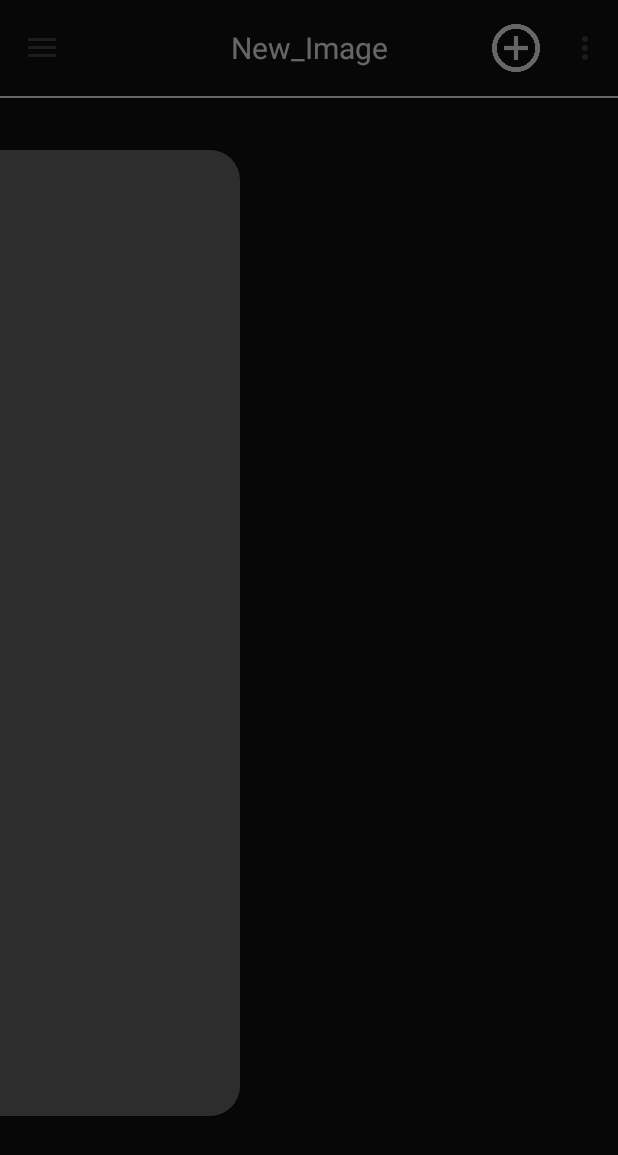
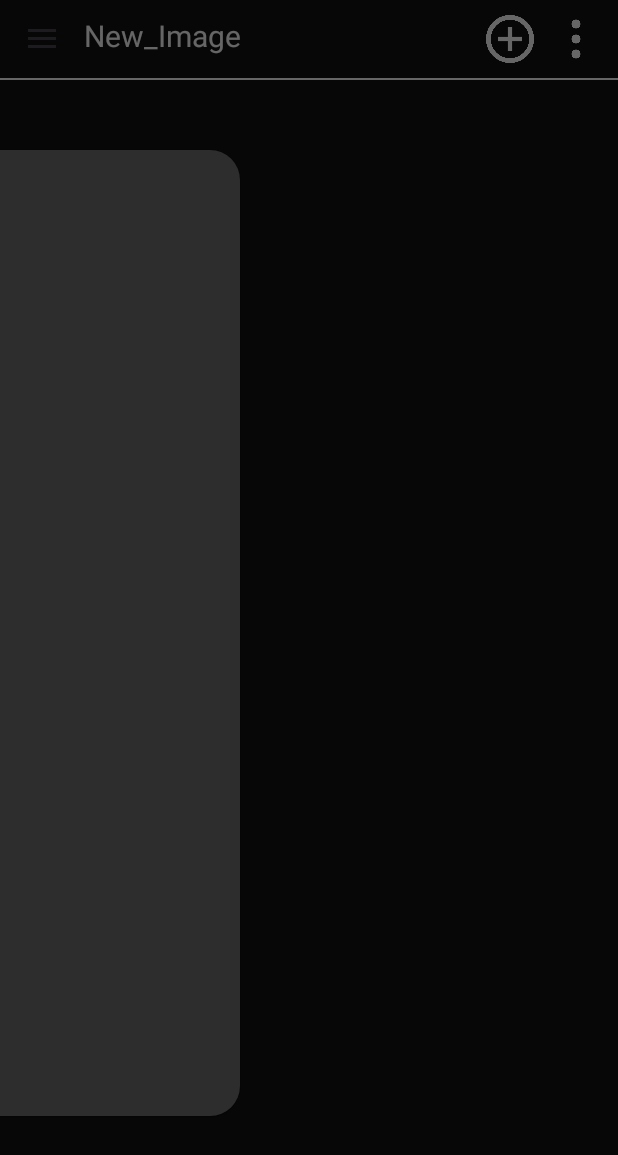
Before and after one commit to corangg/Img_decorat, an Android app: the screen it shows after launch (MainActivity), with the side drawer open, on a phone screen of 412 x 824 dp. Shown: the top 1155 px of the screen. Run offline under Robolectric (Android 15) with nearby library versions, the phone set to English and light mode, and no system bars; our stand-ins replace Dagger/Hilt's generated code, data binding.

Commit message:
-메뉴 관련 추가 이미지 리스트 까지 만듬

```diff
--- a/src/main/AndroidManifest.xml
+++ b/src/main/AndroidManifest.xml
@@ -1,6 +1,8 @@
 <?xml version="1.0" encoding="utf-8"?>
 <manifest xmlns:android="http://schemas.android.com/apk/res/android"
     xmlns:tools="http://schemas.android.com/tools">
+
+    <uses-permission android:name="android.permission.READ_EXTERNAL_STORAGE"/>
 
     <application
         android:allowBackup="true"
--- a/src/main/java/com/example/img_decorat/ui/MainActivity.kt
+++ b/src/main/java/com/example/img_decorat/ui/MainActivity.kt
@@ -1,27 +1,62 @@
 package com.example.img_decorat.ui
 
-import android.graphics.PorterDuff
+import android.Manifest
+import android.app.Activity
+import android.content.Intent
+import android.content.pm.PackageManager
+import android.graphics.Bitmap
+import android.graphics.BitmapFactory
+import android.net.Uri
 import android.os.Bundle
+import android.provider.MediaStore
+import android.util.Log
 import android.view.Menu
 import android.view.MenuItem
-import android.widget.PopupMenu
+import android.view.View
+import android.view.animation.AnimationUtils
+import android.widget.ImageButton
+import android.widget.LinearLayout
 import androidx.activity.enableEdgeToEdge
+import androidx.activity.result.contract.ActivityResultContracts
 import androidx.activity.viewModels
 import androidx.appcompat.app.ActionBarDrawerToggle
 import androidx.appcompat.app.AppCompatActivity
+import androidx.core.app.ActivityCompat
 import androidx.core.content.ContextCompat
 import androidx.core.view.ViewCompat
 import androidx.core.view.WindowInsetsCompat
 import androidx.databinding.DataBindingUtil
 import androidx.databinding.ViewDataBinding
+import androidx.recyclerview.widget.DividerItemDecoration
+import androidx.recyclerview.widget.LinearLayoutManager
 import com.example.img_decorat.R
+import com.example.img_decorat.RequestCode
 import com.example.img_decorat.databinding.ActivityMainBinding
+import com.example.img_decorat.ui.adapter.MenuAdapter
 import com.example.img_decorat.viewmodel.MainViewModel
 
-class MainActivity : AppCompatActivity() {
+class MainActivity : AppCompatActivity(),MenuAdapter.OnItemClickListener {
     private lateinit var binding : ActivityMainBinding
     private val viewModel: MainViewModel by viewModels()
     lateinit var drawerToggle: ActionBarDrawerToggle
+    lateinit var menuAdapter: MenuAdapter
+
+    private val imagesList = mutableListOf<Uri>()
+
+    val requestGalleryLauncher = registerForActivityResult(ActivityResultContracts.StartActivityForResult()){
+        if(it.resultCode == Activity.RESULT_OK && it.data != null){
+            val data = it.data
+
+            data?.clipData?.let{ clipData ->
+                for (i in 0 until clipData.itemCount) {
+                    val imageUri: Uri = clipData.getItemAt(i).uri
+                    imagesList.add(imageUri)
+                }
+            } ?: data?.data?.let { uri ->
+                imagesList.add(uri)
+            }
+        }
+    }
 
 
     override fun onCreate(savedInstanceState: Bundle?) {
@@ -31,20 +66,39 @@ class MainActivity : AppCompatActivity() {
         (binding as ViewDataBinding).lifecycleOwner = this
         binding.viewmodel = viewModel
 
-
         ViewCompat.setOnApplyWindowInsetsListener(findViewById(R.id.main)) { v, insets ->
             val systemBars = insets.getInsets(WindowInsetsCompat.Type.systemBars())
             v.setPadding(systemBars.left, systemBars.top, systemBars.right, systemBars.bottom)
             insets
         }
 
+        checkPermission()
+        setToolbar()
+        menuAdapterSet()
+        setObserve()
+    }
+    private fun checkPermission(){
+        if (ContextCompat.checkSelfPermission(this, Manifest.permission.READ_EXTERNAL_STORAGE) != PackageManager.PERMISSION_GRANTED) {
+            ActivityCompat.requestPermissions(this, arrayOf(Manifest.permission.READ_EXTERNAL_STORAGE), RequestCode.OPEN_GALLERY_REQUEST_CODE)
+        }
+    }
+
+    private fun setToolbar(){
         setSupportActionBar(binding.mainToolbar)
         supportActionBar?.setDisplayShowTitleEnabled(false)
-        /*binding.mainToolbar.title = "test"//리스트 가져와서 바꿔야함*/
         drawerToggle = ActionBarDrawerToggle(this, binding.drawerLayout, R.string.drawer_open,R.string.drawer_close)
         supportActionBar?.setDisplayHomeAsUpEnabled(true)
         drawerToggle.syncState()
+    }
 
+    private fun menuAdapterSet(){
+        val menuList : MutableList<String> = mutableListOf("열기", "저장", "출력")
+        binding.recycleMeun.layoutManager = LinearLayoutManager(this)
+        menuAdapter = MenuAdapter(menuList,this)
+        binding.recycleMeun.adapter = menuAdapter
+        binding.recycleMeun.addItemDecoration(
+            DividerItemDecoration(this,LinearLayoutManager.VERTICAL)
+        )
     }
 
     override fun onOptionsItemSelected(item: MenuItem): Boolean {
@@ -54,17 +108,33 @@ class MainActivity : AppCompatActivity() {
         return super.onOptionsItemSelected(item)
     }
 
-    override fun onCreateOptionsMenu(menu: Menu?): Boolean {
-
-        menuInflater.inflate(R.menu.menu_title,menu)
-        return super.onCreateOptionsMenu(menu)
+    override fun onItemClick(position: Int) {
+        position
     }
 
-    override fun onPrepareOptionsMenu(menu: Menu?): Boolean {
-        return super.onPrepareOptionsMenu(menu)
+    private fun setObserve(){
+        viewModel.openGalleryEvent.observe(this){
+            buttionAnimation(binding.menuAdd)
+            val intent = Intent(Intent.ACTION_GET_CONTENT)
+            intent.type = "image/*"
+            intent.putExtra(Intent.EXTRA_ALLOW_MULTIPLE,true)
+            requestGalleryLauncher.launch(intent)
+        }
+        viewModel.openMenuEvent.observe(this){
+
+            if(it){
+                buttionAnimation(binding.menuMore)
+                binding.menuView.visibility = View.VISIBLE
+            }else{
+                binding.menuView.visibility = View.GONE
+            }
+        }
     }
 
-
-
+    private fun buttionAnimation(button: ImageButton) {
+        val button = button
+        val animation = AnimationUtils.loadAnimation(this, R.anim.anim_clicked)
+        button.startAnimation(animation)
+    }
 
 }
--- a/src/main/java/com/example/img_decorat/viewmodel/MainViewModel.kt
+++ b/src/main/java/com/example/img_decorat/viewmodel/MainViewModel.kt
@@ -1,5 +1,8 @@
 package com.example.img_decorat.viewmodel
 
+import android.app.Activity
+import android.net.Uri
+import androidx.activity.result.ActivityResult
 import androidx.lifecycle.MutableLiveData
 import androidx.lifecycle.ViewModel
 import dagger.hilt.android.lifecycle.HiltViewModel
@@ -9,6 +12,26 @@ import javax.inject.Inject
 class MainViewModel @Inject constructor() : ViewModel(){
     val selectImg : MutableLiveData<Unit> = MutableLiveData()
     val imgTitle : MutableLiveData<String> = MutableLiveData("New_Image")
+    val openGalleryEvent : MutableLiveData<Unit> = MutableLiveData()
+    val openMenuEvent : MutableLiveData<Boolean> = MutableLiveData()
+
+    val imgList : MutableList<Uri> = mutableListOf()//바로 적용안되면 라이브데이터로 바꿔야함
 
 
+    fun openGallery(){
+        openGalleryEvent.value = Unit
+    }
+
+    fun moreMenu(){
+        if(openMenuEvent.value == true){
+            openMenuEvent.value = false
+        }else{
+            openMenuEvent.value = true
+        }
+    }
+
+    fun closeMenu(){
+        openMenuEvent.value = false
+    }
+
 }
--- a/src/main/res/layout/activity_main.xml
+++ b/src/main/res/layout/activity_main.xml
@@ -13,39 +13,86 @@
         android:layout_width="match_parent"
         android:layout_height="match_parent">
 
-        <LinearLayout
+        <RelativeLayout
             android:id="@+id/main"
             android:layout_width="match_parent"
             android:layout_height="match_parent"
             tools:context=".ui.MainActivity"
             android:orientation="vertical"
             android:background="#121212">
-
+            <View
+                android:id="@+id/outside_touch_view"
+                android:layout_width="match_parent"
+                android:layout_height="match_parent"
+                android:background="@android:color/transparent"
+                android:onClick="@{()->viewmodel.closeMenu()}"/>
 
             <androidx.appcompat.widget.Toolbar
                 android:layout_width="match_parent"
-                android:layout_height="?attr/actionBarSize"
+                android:layout_height="52dp"
                 android:id="@+id/main_toolbar"
-                app:menu="@menu/menu_title"
-
-                app:theme="@style/AppTheme.OverFlow"
-                >
-                <TextView
+                app:menu="@menu/menu_title">
+                <RelativeLayout
                     android:layout_width="wrap_content"
                     android:layout_height="wrap_content"
-                    android:text= "@={viewmodel.imgTitle}"
-                    android:layout_gravity="center"
-                    android:textColor="@color/white"
-                    android:textSize="20sp"/>
+                    android:orientation="horizontal">
+                    <EditText
+                        android:layout_width="wrap_content"
+                        android:layout_height="wrap_content"
+                        android:id="@+id/title_edit"
+                        android:textColor="@color/white"
+                        android:textSize="20sp"
+                        android:background="@null"
+                        android:text= "@={viewmodel.imgTitle}" />
+                    <ImageButton
+                        android:layout_width="32dp"
+                        android:layout_height="32dp"
+                        android:id="@+id/menu_add"
+                        android:layout_marginRight="12dp"
+                        android:layout_toLeftOf="@+id/menu_more"
+                        android:background="@drawable/ic_add"
+                        android:backgroundTint="@color/white"
+                        android:onClick="@{()->viewmodel.openGallery()}"/>
+                    <ImageButton
+                        android:layout_width="32dp"
+                        android:layout_height="32dp"
+                        android:id="@+id/menu_more"
+                        android:layout_marginRight="12dp"
+                        android:layout_alignParentRight="true"
+                        android:background="@drawable/ic_more"
+                        android:backgroundTint="@color/white"
+                        android:onClick="@{()->viewmodel.moreMenu()}"/>
+                </RelativeLayout>
             </androidx.appcompat.widget.Toolbar>
 
             <View
                 android:layout_width="match_parent"
                 android:layout_height="1dp"
                 android:id="@+id/line_toolbar"
+                android:layout_below="@+id/main_toolbar"
                 android:background="@color/white"/>
 
-        </LinearLayout>
+            <LinearLayout
+                android:layout_width="80dp"
+                android:layout_height="wrap_content"
+                android:id="@+id/menu_view"
+                android:orientation="vertical"
+                android:layout_alignParentRight="true"
+                android:background="#000000"
+                android:layout_marginHorizontal="6dp"
+                android:layout_below="@id/line_toolbar"
+                android:visibility="gone">
+                <androidx.recyclerview.widget.RecyclerView
+                    android:layout_width="match_parent"
+                    android:layout_height="match_parent"
+                    android:layout_gravity="center"
+                    android:id="@+id/recycle_meun" />
+            </LinearLayout>
+
+
+
+
+        </RelativeLayout>
 
         <LinearLayout
             android:layout_width="160dp"
@@ -55,7 +102,13 @@
             android:background="@drawable/bg_drawer_layout"
             android:id="@+id/main_drawer_view"
             android:orientation="vertical"
-            android:layout_gravity="start" />
+            android:layout_gravity="start" >
+            <androidx.recyclerview.widget.RecyclerView
+                android:layout_width="match_parent"
+                android:layout_height="match_parent"
+                android:layout_gravity="center"
+                android:id="@+id/recycle_layer" />
+        </LinearLayout>
 <!--        리사이클러뷰로 바꿔야함-->
 
 
--- a/src/main/res/menu/menu_title.xml
+++ b/src/main/res/menu/menu_title.xml
@@ -2,27 +2,18 @@
 <menu xmlns:android="http://schemas.android.com/apk/res/android"
     xmlns:app="http://schemas.android.com/apk/res-auto">
 
-    <item
+    <!--<item
         android:id="@+id/menu_add"
         android:title="추가"
-        android:icon="@drawable/ic_add"
-        app:showAsAction="always"/>
-
-    <item
-        android:id="@+id/menu_Load"
-        android:title="열기"
-        app:showAsAction="never"
+        android:icon="@android:drawable/ic_input_add"
+        android:iconTint="@color/white"
+        app:showAsAction="always"
         />
 
     <item
-        android:id="@+id/menu_save"
-        android:title="저장"
-        app:showAsAction="never"
-        />
+        android:id="@+id/menu_dropdown"
+        android:title="메뉴"
+        android:icon="@android:drawable/ic_menu_add"
+        app:showAsAction="always"/>-->
 
-    <item
-        android:id="@+id/menu_extract"
-        android:title="추출"
-        app:showAsAction="never"
-        />
 </menu>
--- a/src/main/res/values/strings.xml
+++ b/src/main/res/values/strings.xml
@@ -3,4 +3,7 @@
 
     <string name="drawer_open">drawer_open</string>
     <string name="drawer_close">drawer_close</string>
+
+
+    <string name="meun_add">열기</string>
 </resources>
--- a/src/main/res/values/themes.xml
+++ b/src/main/res/values/themes.xml
@@ -2,9 +2,15 @@
     <!-- Base application theme. -->
 
     <style name="Theme.Img_decorat" parent="Theme.Material3.DayNight.NoActionBar" >
+
         <item name="overlapAnchor">false</item>
-        <item name="android:dropDownVerticalOffset">?attr/actionBarSize</item>
+        <item name="android:dropDownVerticalOffset">200dp</item>
 
+
+    </style>
+
+    <style name="OverflowMenuStyle" parent="Widget.AppCompat.PopupMenu.Overflow">
+       <!--// <item name="android:popupBackground">@drawable/menu_background</item>  &lt;!&ndash; 메뉴 배경 &ndash;&gt;-->
     </style>
 
 
```
Also changed, not shown: src/main/java/com/example/img_decorat/RequestCode.kt (added, +8 -0 lines), src/main/java/com/example/img_decorat/ui/adapter/menuAdapter.kt (added, +32 -0 lines), src/main/res/anim/anim_clicked.xml (added, +7 -0 lines), src/main/res/drawable/testaa.xml (deleted, +0 -10 lines), src/main/res/layout/item_menu.xml (added, +16 -0 lines), src/main/res/layout/testaa.xml (added, +10 -0 lines), src/main/res/drawable/ic_more.png (added).
